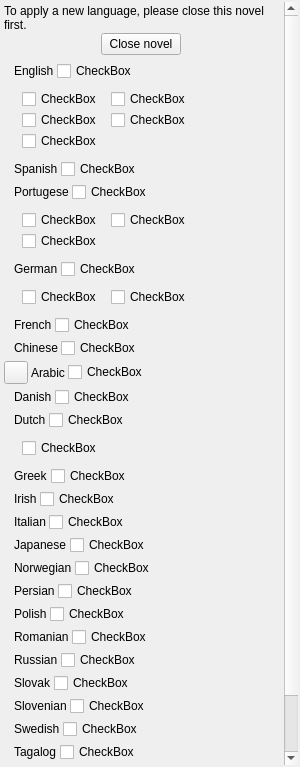
Old version of the form ui/manuscript_context_menu_widget.ui in the repository zkovari/plotlyst.
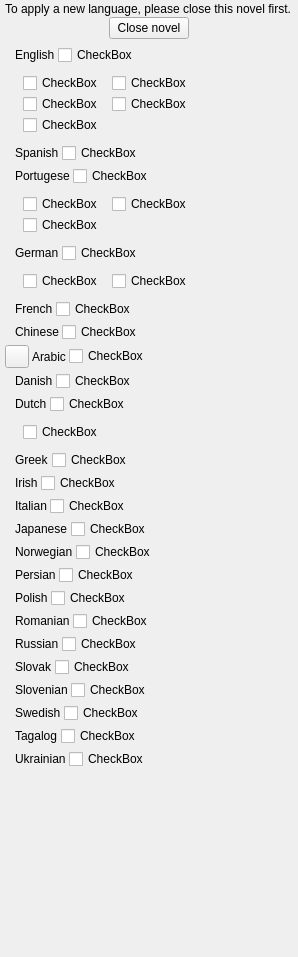
New version of the form. Custom widgets are drawn as their Qt base class.

What changed in the file:
```diff
--- a/ui/manuscript_context_menu_widget.ui
+++ b/ui/manuscript_context_menu_widget.ui
@@ -6,28 +6,10 @@
    <rect>
     <x>0</x>
     <y>0</y>
-    <width>300</width>
-    <height>767</height>
+    <width>298</width>
+    <height>957</height>
    </rect>
   </property>
-  <property name="sizePolicy">
-   <sizepolicy hsizetype="Preferred" vsizetype="Preferred">
-    <horstretch>0</horstretch>
-    <verstretch>0</verstretch>
-   </sizepolicy>
-  </property>
-  <property name="minimumSize">
-   <size>
-    <width>200</width>
-    <height>300</height>
-   </size>
-  </property>
-  <property name="maximumSize">
-   <size>
-    <width>300</width>
-    <height>16777215</height>
-   </size>
-  </property>
   <property name="windowTitle">
    <string>Form</string>
   </property>
@@ -39,7 +21,7 @@
     <number>0</number>
    </property>
    <property name="leftMargin">
-    <number>2</number>
+    <number>5</number>
    </property>
    <property name="topMargin">
     <number>2</number>
@@ -51,46 +33,28 @@
     <number>2</number>
    </property>
    <item>
-    <widget class="QScrollArea" name="scrollArea">
-     <property name="frameShape">
-      <enum>QFrame::NoFrame</enum>
-     </property>
-     <property name="horizontalScrollBarPolicy">
-      <enum>Qt::ScrollBarAlwaysOff</enum>
-     </property>
-     <property name="widgetResizable">
-      <bool>true</bool>
-     </property>
-     <property name="transparent" stdset="0">
-      <bool>true</bool>
-     </property>
-     <widget class="QWidget" name="scrollAreaWidgetContents">
-      <property name="geometry">
-       <rect>
-        <x>0</x>
-        <y>0</y>
-        <width>282</width>
-        <height>879</height>
-       </rect>
-      </property>
-      <property name="relaxed-white-bg" stdset="0">
-       <bool>true</bool>
+    <widget class="QWidget" name="widget" native="true">
+     <property name="sizePolicy">
+      <sizepolicy hsizetype="Preferred" vsizetype="Expanding">
+       <horstretch>0</horstretch>
+       <verstretch>0</verstretch>
+      </sizepolicy>
       </property>
       <layout class="QVBoxLayout" name="verticalLayout_2">
        <property name="spacing">
         <number>3</number>
        </property>
        <property name="leftMargin">
-        <number>2</number>
+       <number>0</number>
        </property>
        <property name="topMargin">
-        <number>2</number>
+       <number>0</number>
        </property>
        <property name="rightMargin">
-        <number>2</number>
+       <number>0</number>
        </property>
        <property name="bottomMargin">
-        <number>2</number>
+       <number>0</number>
        </property>
        <item>
         <widget class="QWidget" name="wdgShutDown" native="true">
@@ -1513,7 +1477,6 @@
         </spacer>
        </item>
       </layout>
-     </widget>
     </widget>
    </item>
   </layout>
```
Left out of the diff: 224 changed lines with no effect on the pictures. Lines whose indentation alone changed are shown as unchanged.
